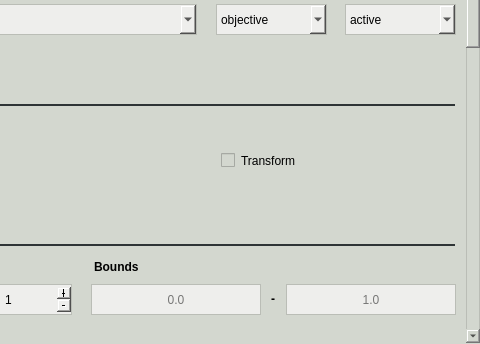
First picture: the form in pyanno4rt/gui/designs/components/logistic_regression_ntcp_window.ui, repository pyanno4rt/pyanno4rt, before the edit; both pictures show x 240 to 720 and y 87 to 431 of the 720 by 431 pixel window.
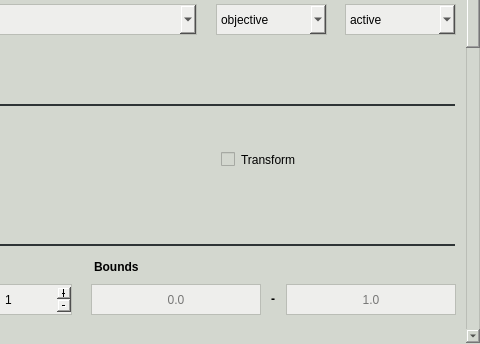
Second picture: the form after the edit. Icons and pictures are not drawn.

```diff
--- a/pyanno4rt/gui/designs/components/logistic_regression_ntcp_window.ui
+++ b/pyanno4rt/gui/designs/components/logistic_regression_ntcp_window.ui
@@ -1699,7 +1699,7 @@
       <property name="geometry">
        <rect>
         <x>450</x>
-        <y>235</y>
+        <y>234</y>
         <width>101</width>
         <height>23</height>
        </rect>
```
